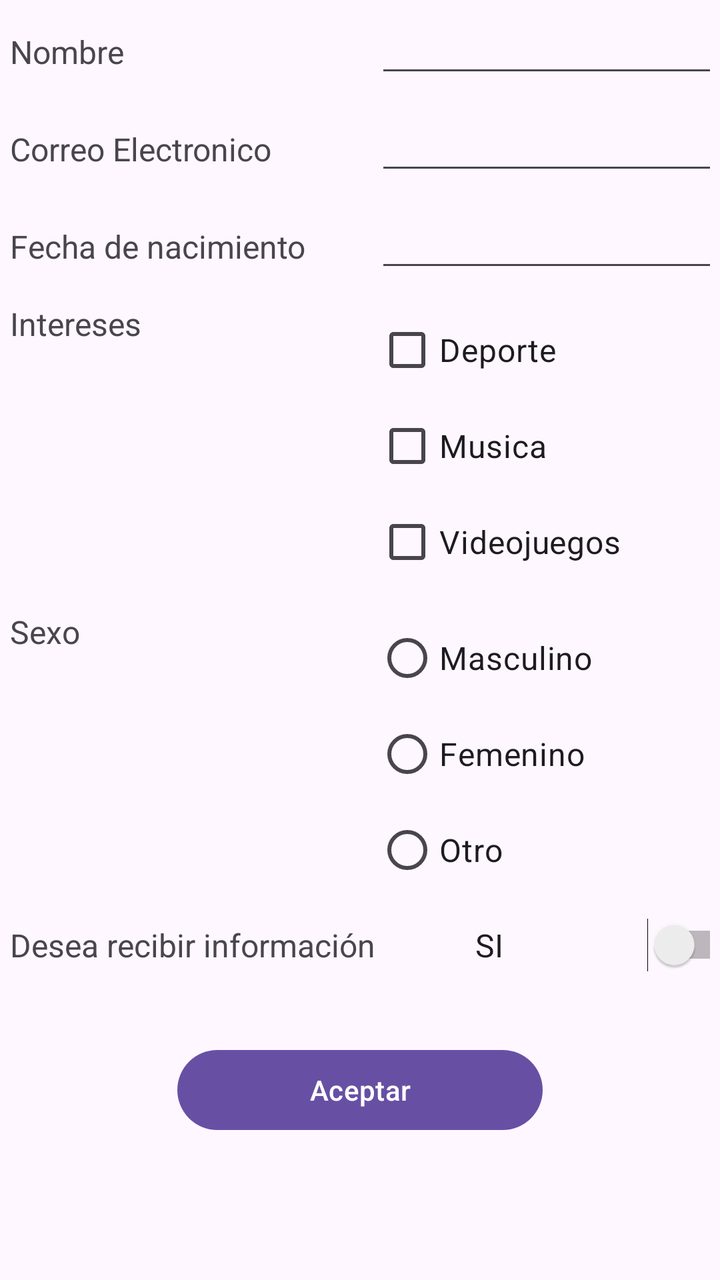
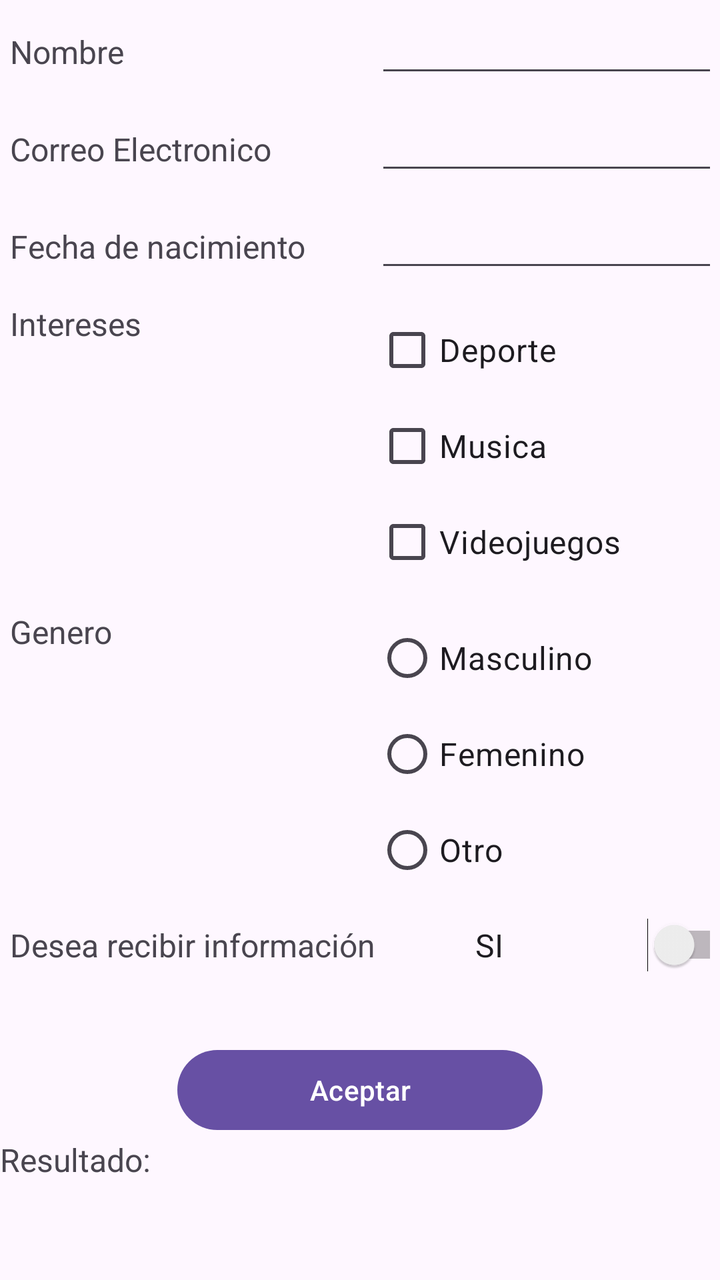

Before-and-after screenshots of an Android layout around one commit, followed by the original layout XML and the change that was made.
<!-- AndroidManifest.xml: application theme Theme.AppMobile_Controles_TableLayout -->
<!-- res/layout/activity_main.xml -->
<?xml version="1.0" encoding="utf-8"?>
<TableLayout xmlns:android="http://schemas.android.com/apk/res/android"
    xmlns:app="http://schemas.android.com/apk/res-auto"
    xmlns:tools="http://schemas.android.com/tools"
    android:id="@+id/main"
    android:layout_width="match_parent"
    android:layout_height="match_parent"
    android:layout_margin="20dp"
    tools:context=".MainActivity">


    <TableRow
        android:layout_width="match_parent"
        android:layout_margin="5dp"
        android:layout_height="match_parent" >

        <TextView
            android:layout_width="wrap_content"
            android:layout_height="wrap_content"
            android:text="Nombre"
            android:textSize="16sp" />

        <EditText
            android:id="@+id/etNombre"
            android:layout_width="wrap_content"
            android:layout_height="wrap_content"
            android:ems="10"
            android:inputType="text"
            android:textSize="16sp" />
    </TableRow>
    <TableRow
        android:layout_width="match_parent"
        android:layout_margin="5dp"
        android:layout_height="match_parent" >

        <TextView
            android:layout_width="wrap_content"
            android:layout_height="wrap_content"
            android:text="Correo Electronico"
            android:textSize="16sp" />

        <EditText
            android:id="@+id/etCorreo"
            android:layout_width="wrap_content"
            android:layout_height="wrap_content"
            android:ems="10"
            android:inputType="textEmailAddress"
            android:textSize="16sp" />

    </TableRow>
    <TableRow
        android:layout_width="match_parent"
        android:layout_margin="5dp"
        android:layout_height="match_parent" >

        <TextView
            android:layout_width="wrap_content"
            android:layout_height="wrap_content"
            android:text="Fecha de nacimiento"
            android:textSize="16sp" />

        <EditText
            android:id="@+id/etFechaNacimiento"
            android:layout_width="wrap_content"
            android:layout_height="wrap_content"
            android:ems="10"
            android:inputType="date"
            android:textSize="16sp" />
    </TableRow>
    <TableRow
        android:layout_width="match_parent"
        android:layout_margin="5dp"
        android:layout_height="wrap_content" >

        <TextView
            android:layout_width="wrap_content"
            android:layout_height="wrap_content"
            android:text="Intereses"
            android:textSize="16sp" />

        <LinearLayout
            android:layout_width="match_parent"
            android:layout_height="wrap_content"
            android:orientation="vertical">

            <CheckBox
                android:id="@+id/chkDeporte"
                android:layout_width="match_parent"
                android:layout_height="wrap_content"
                android:textSize="16sp"
                android:text="Deporte" />

            <CheckBox
                android:id="@+id/chkMusica"
                android:layout_width="match_parent"
                android:layout_height="wrap_content"
                android:textSize="16sp"
                android:text="Musica" />

            <CheckBox
                android:id="@+id/chkVideojuegos"
                android:layout_width="match_parent"
                android:layout_height="wrap_content"
                android:textSize="16sp"
                android:text="Videojuegos" />
        </LinearLayout>

    </TableRow>
    <TableRow
        android:layout_width="match_parent"
        android:layout_margin="5dp"
        android:layout_height="match_parent" >

        <TextView
            android:layout_width="wrap_content"
            android:layout_height="wrap_content"
            android:text="Sexo"
            android:textSize="16sp" />

        <RadioGroup
            android:layout_width="wrap_content"
            android:layout_height="wrap_content" >
            <RadioButton
                android:id="@+id/rbMasculino"
                android:layout_width="wrap_content"
                android:layout_height="wrap_content"
                android:textSize="16sp"
                android:text="Masculino" />
            <RadioButton
                android:id="@+id/rbFemenino"
                android:layout_width="wrap_content"
                android:layout_height="wrap_content"
                android:textSize="16sp"
                android:text="Femenino" />
            <RadioButton
                android:id="@+id/rbOtro"
                android:layout_width="wrap_content"
                android:layout_height="wrap_content"
                android:textSize="16sp"
                android:text="Otro" />
        </RadioGroup>


    </TableRow>
    <TableRow
        android:layout_width="match_parent"
        android:layout_margin="5dp"
        android:layout_height="match_parent" >

        <TextView
            android:layout_width="wrap_content"
            android:layout_height="wrap_content"
            android:text="Desea recibir información"
            android:textSize="16sp" />

        <Switch
            android:layout_marginLeft="50dp"
            android:id="@+id/switchSiNo"
            android:layout_width="wrap_content"
            android:layout_height="wrap_content"
            android:textSize="16sp"
            android:text="SI" />


    </TableRow>

    <TableRow
        android:layout_width="match_parent"
        android:gravity="center"
        android:layout_marginTop="30dp"
        android:layout_height="match_parent" >

        <Button
            android:id="@+id/btnAceptar"
            android:layout_width="wrap_content"
            android:layout_height="wrap_content"
            android:gravity="center"
            android:onClick="btnEvent"
            android:text="Aceptar" />
    </TableRow>
</TableLayout>
<!-- resources referenced by this layout -->
<resources>
  <style name="Theme.AppMobile_Controles_TableLayout" parent="Base.Theme.AppMobile_Controles_TableLayout" />
  <style name="Base.Theme.AppMobile_Controles_TableLayout" parent="Theme.Material3.DayNight.NoActionBar">
          
          
      </style>
</resources>

<!-- the commit's change to res/layout/activity_main.xml (unified diff, before → after) -->
@@ -114,30 +114,34 @@
         <TextView
             android:layout_width="wrap_content"
             android:layout_height="wrap_content"
-            android:text="Sexo"
+            android:text="Genero"
             android:textSize="16sp" />
 
         <RadioGroup
+            android:id="@+id/rgGenero"
             android:layout_width="wrap_content"
-            android:layout_height="wrap_content" >
+            android:layout_height="wrap_content">
+
             <RadioButton
                 android:id="@+id/rbMasculino"
                 android:layout_width="wrap_content"
                 android:layout_height="wrap_content"
-                android:textSize="16sp"
-                android:text="Masculino" />
+                android:text="Masculino"
+                android:textSize="16sp" />
+
             <RadioButton
                 android:id="@+id/rbFemenino"
                 android:layout_width="wrap_content"
                 android:layout_height="wrap_content"
-                android:textSize="16sp"
-                android:text="Femenino" />
+                android:text="Femenino"
+                android:textSize="16sp" />
+
             <RadioButton
                 android:id="@+id/rbOtro"
                 android:layout_width="wrap_content"
                 android:layout_height="wrap_content"
-                android:textSize="16sp"
-                android:text="Otro" />
+                android:text="Otro"
+                android:textSize="16sp" />
         </RadioGroup>
 
 
@@ -178,4 +182,16 @@
             android:onClick="btnEvent"
             android:text="Aceptar" />
     </TableRow>
+
+    <TableRow
+        android:layout_width="match_parent"
+        android:layout_height="match_parent" >
+        <TextView
+            android:layout_width="wrap_content"
+            android:layout_span="2"
+            android:text="Resultado: "
+            android:id="@+id/tvResultado"
+            android:textSize="16sp" />
+
+    </TableRow>
 </TableLayout>
